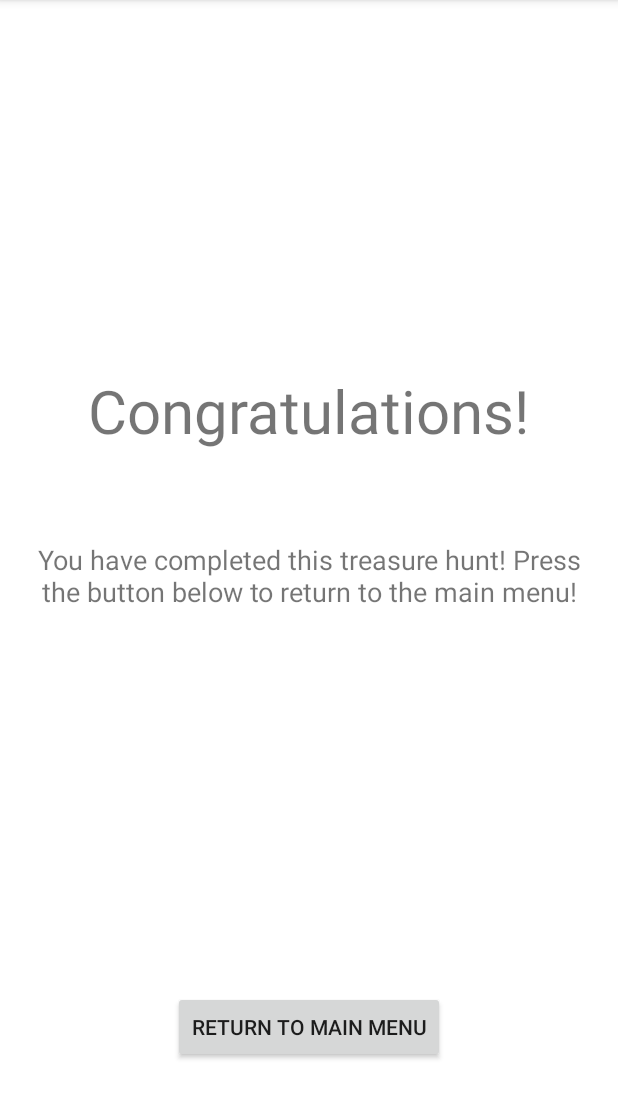
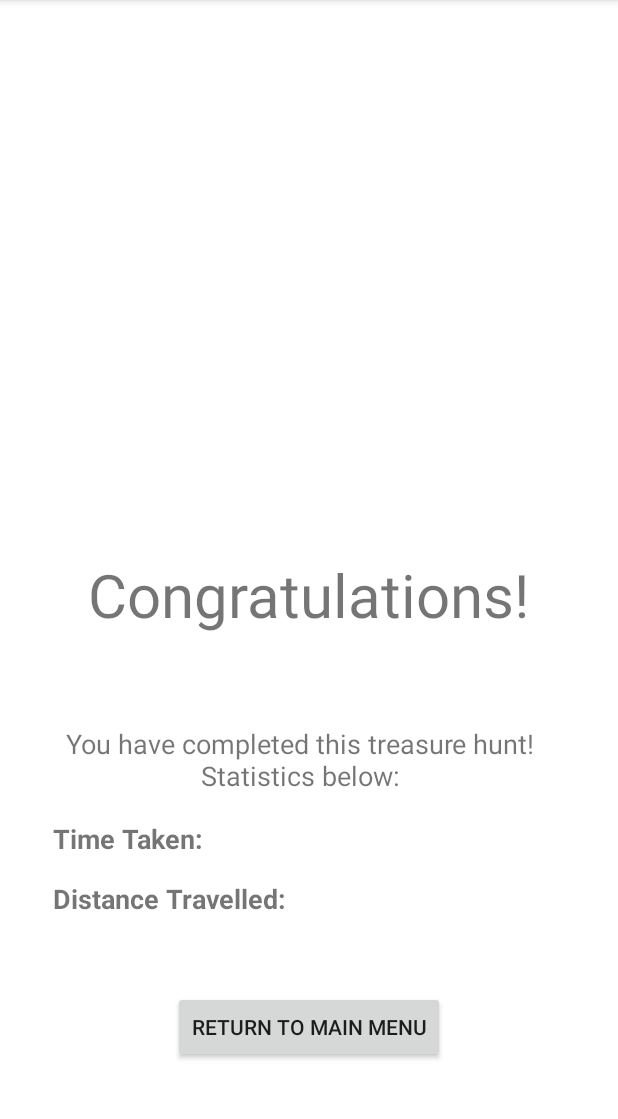
Before and after one commit to aidanbiggs/HuntGather, an Android app: the FinishFragment screen opened directly, with no data from a screen before it, on a phone screen of 412 x 824 dp, the part 84-1203 px from its top. Run offline under Robolectric (Android 15) with nearby library versions, the phone set to English and light mode, and no system bars.

Commit message:
Added -------------- Can calculate the time it takes for a user to complete a treasure hunt, posts it to sqlite db and then displays it on 'FinishFragment'
Issues
------------
-Struggled with date format, used simpledateformatter to get into workable format
-Sqlite needs to be properly escaped or else query wont work, and always needs to end in ';'

Resources
-----------------
https://stackoverflow.com/questions/21285161/android-difference-between-two-dates/21285226
https://stackoverflow.com/questions/8419325/how-to-return-query-result-in-android-sqlite-database
https://stackoverflow.com/questions/9945072/convert-string-to-date-in-java
https://stackoverflow.com/questions/9872419/how-to-convert-a-string-to-a-date-using-simpledateformat
https://alvinalexander.com/java/simpledateformat-convert-date-to-string-formatted-parse
https://stackoverflow.com/questions/2300169/how-to-change-text-in-android-textview
--------------------------
Detailed to Do

To Do
-----------------
-"Create Hunt" features
   Count of current amount of markers placed and shortest distance between them (perhaps calculation of time taken to walk?)
-Current amount of markers is self explanatory
-May have to add "My Hunts" option to nav bar to keep track of the users created hunts?

```diff
--- a/app/src/main/java/com/example/android/huntgather/FinishFragment.java
+++ b/app/src/main/java/com/example/android/huntgather/FinishFragment.java
@@ -45,7 +45,7 @@ public class FinishFragment  extends Fragment {
         final JoinHuntMap mainActivity = (JoinHuntMap) getActivity(); //https://stackoverflow.com/questions/13067033/how-to-access-activity-variables-from-a-fragment-android
 
         final Button returnButton = view.findViewById(R.id.returnButton);
-
+        final TextView mTimeDifference = view.findViewById(R.id.timeDifference);
         returnButton.setOnClickListener(new View.OnClickListener() {
             @Override
             public void onClick(View view) {
@@ -61,7 +61,7 @@ public class FinishFragment  extends Fragment {
         });
 
 
-
+    mTimeDifference.setText(mainActivity.timeDifference);
 
 
 
--- a/app/src/main/java/com/example/android/huntgather/JoinHuntMap.java
+++ b/app/src/main/java/com/example/android/huntgather/JoinHuntMap.java
@@ -73,8 +73,9 @@ public class JoinHuntMap extends AppCompatActivity implements OnMapReadyCallback
     private DrawerLayout mDrawerLayout;
     private ActionBarDrawerToggle mActionBarDrawerToggle;
     private String passedHuntCode;
-
+    MyDBHandler dbHandler;
     public Location currentLocation;
+    public String timeDifference = "";
 
 
 
@@ -85,7 +86,7 @@ public class JoinHuntMap extends AppCompatActivity implements OnMapReadyCallback
     public ArrayList<String> allAnswers = new ArrayList<String>();
     public int counter = 0;
     public int zoomCounter = 0;
-    public int addedMarkerZoomCounter = 0;
+
 
 
     @Override
@@ -188,7 +189,13 @@ public class JoinHuntMap extends AppCompatActivity implements OnMapReadyCallback
     public void locationChecker() {
 
         if(counter == allQs.size()) {
-            Fragment QAFragment = new QuestionAnswerFragment();
+
+            dbHandler = new MyDBHandler(getApplicationContext(), null,null,1);
+            Log.d("JoinHuntMapBefore", "JoinPrintDatabase: "+ dbHandler.getTableAsString());
+
+            dbHandler.updateHuntTimer(passedHuntCode);
+            Log.d("JoinHuntMapAfter", "JoinPrintDatabase: "+ dbHandler.getTableAsString());
+            timeDifference =  dbHandler.timeDifference();
             Fragment QAFragmentFinish = new FinishFragment();
             FragmentManager fragmentManager = getSupportFragmentManager();
             FragmentTransaction ft = fragmentManager.beginTransaction();
@@ -213,7 +220,7 @@ public class JoinHuntMap extends AppCompatActivity implements OnMapReadyCallback
 
         if((distanceMarkerToDevice > 0 && distanceMarkerToDevice < 65)){
 
-            Toast.makeText(JoinHuntMap.this, "within 65m of current marker", Toast.LENGTH_SHORT).show();
+            //Toast.makeText(JoinHuntMap.this, "within 65m of current marker", Toast.LENGTH_SHORT).show();
             Log.d(TAG, "LocationChecker: Near Location");
             Fragment QAFragment = new QuestionAnswerFragment();
             Fragment QAFragmentFinish = new FinishFragment();
--- a/app/src/main/java/com/example/android/huntgather/MyDBHandler.java
+++ b/app/src/main/java/com/example/android/huntgather/MyDBHandler.java
@@ -7,6 +7,8 @@ import android.database.sqlite.SQLiteDatabase;
 import android.database.sqlite.SQLiteOpenHelper;
 import android.util.Log;
 
+import java.text.ParseException;
+import java.text.SimpleDateFormat;
 import java.util.Calendar;
 import java.util.Date;
 
@@ -49,7 +51,9 @@ public class MyDBHandler extends SQLiteOpenHelper {
 
         values.put(COLUMN_HUNT_CODE, huntCode);
 
-        Date currentTime = Calendar.getInstance().getTime();
+        Date currentTimeCalendar = Calendar.getInstance().getTime();
+        SimpleDateFormat formatter = new SimpleDateFormat("yyyy-MM-dd-hh.mm.ss");
+        String currentTime = formatter.format(currentTimeCalendar);
         values.put(COLUMN_START_TIME, String.valueOf(currentTime));
 
         SQLiteDatabase db = getWritableDatabase();
@@ -58,17 +62,23 @@ public class MyDBHandler extends SQLiteOpenHelper {
     }
 
 
-    //Delete huntTimer from db
+    //update huntTimer from db
     public void updateHuntTimer(String huntCode){
         SQLiteDatabase db = getWritableDatabase();
         ContentValues values = new ContentValues();
 
-        Date currentTime = Calendar.getInstance().getTime();
+        Date currentTimeCalendar = Calendar.getInstance().getTime();
+        SimpleDateFormat formatter = new SimpleDateFormat("yyyy-MM-dd-hh.mm.ss");
+        String currentTime = formatter.format(currentTimeCalendar);
         values.put(COLUMN_END_TIME, String.valueOf(currentTime));
 
-        db.update(TABLE_HUNTS,values,"huntCode="+ huntCode,null);
+        db.update(TABLE_HUNTS,values,"huntCode=\""+ huntCode + "\";",null);
+        db.close();
 
     }
+
+
+
 
     //Delete huntTimer from db
     public void deleteHuntTimer(String huntCode){
@@ -108,10 +118,116 @@ public class MyDBHandler extends SQLiteOpenHelper {
         return tableString;
     }
 
+    public String timeDifference() {
+        SQLiteDatabase db = getWritableDatabase();
+        Log.d(TAG, "getTableAsString called");
+        String tableString = String.format("Table %s:\n", TABLE_HUNTS);
+        String startTime = "";
+        String endTime = "";
+
+        Cursor allRows = db.rawQuery("SELECT * FROM " + TABLE_HUNTS, null);
+        if (allRows.moveToFirst()) {
+            String[] columnNames = allRows.getColumnNames();
+            do {
+                for (String name : columnNames) {
+
+                    if (name.equals(COLUMN_START_TIME)) {
+                        startTime = allRows.getString(allRows.getColumnIndex(name));
+
+                    }
+                    if (name.equals(COLUMN_END_TIME)) {
+                        endTime = allRows.getString(allRows.getColumnIndex(name));
+
+                    }
+
+                }
+                tableString += "\n";
+
+            } while (allRows.moveToNext());
+        }
+
+        SimpleDateFormat formatter = new SimpleDateFormat("yyyy-MM-dd-hh.mm.ss");
+        Date startTimeDate = new Date();
+        Date endTimeDate = new Date();
+        try {
+            startTimeDate = formatter.parse(startTime.trim());
+            endTimeDate = formatter.parse(endTime.trim());
+        } catch (ParseException e) {
+            e.printStackTrace();
+        }
+
+
+
+        return printDifference(startTimeDate,endTimeDate);
+
+    }
+
+
     public void clearDatabase() {
         SQLiteDatabase db = getWritableDatabase();
         String clearDBQuery = "DELETE FROM "+TABLE_HUNTS;
         db.execSQL(clearDBQuery);
     }
 
+    public String printDifference(Date startDate, Date endDate) {
+
+        String returnDifference = "";
+
+        //milliseconds
+        long different = endDate.getTime() - startDate.getTime();
+
+//        System.out.println("startDate : " + startDate);
+//        System.out.println("endDate : "+ endDate);
+//        System.out.println("different : " + different);
+
+        long secondsInMilli = 1000;
+        long minutesInMilli = secondsInMilli * 60;
+        long hoursInMilli = minutesInMilli * 60;
+        long daysInMilli = hoursInMilli * 24;
+
+        long elapsedDays = different / daysInMilli;
+        different = different % daysInMilli;
+
+        long elapsedHours = different / hoursInMilli;
+        different = different % hoursInMilli;
+
+        long elapsedMinutes = different / minutesInMilli;
+        different = different % minutesInMilli;
+
+        long elapsedSeconds = different / secondsInMilli;
+
+        //System.out.printf(  "%d days, %d hours, %d minutes, %d seconds%n",elapsedDays, elapsedHours, elapsedMinutes, elapsedSeconds);
+
+
+        if((elapsedDays != 0) && (elapsedHours != 0) && (elapsedMinutes !=0) && (elapsedSeconds !=0)){
+
+            returnDifference = elapsedDays + " days, " + elapsedHours + " hours, " + elapsedMinutes + "minutes, "  + elapsedSeconds+ " seconds";
+
+        }else if((elapsedHours != 0) && (elapsedMinutes !=0) && (elapsedSeconds !=0)){
+
+            returnDifference = elapsedHours + " hours, " + elapsedMinutes + " minutes, "  + elapsedSeconds + " seconds";
+
+        }else if((elapsedMinutes !=0) && (elapsedSeconds !=0)){
+
+            returnDifference = elapsedMinutes + " minutes, "  + elapsedSeconds + " seconds";
+
+        }else if((elapsedSeconds !=0)){
+
+        returnDifference =  elapsedSeconds + " seconds";
+
+        }
+
+        return returnDifference;
+
+
+
+    }
+
+
+    public void openDB(){
+
+        SQLiteDatabase db = getWritableDatabase();
+
+    }
+
 }
--- a/app/src/main/res/layout/finish_screen.xml
+++ b/app/src/main/res/layout/finish_screen.xml
@@ -20,15 +20,66 @@
         android:id="@+id/returnMessage"
         android:layout_width="wrap_content"
         android:layout_height="wrap_content"
-        android:layout_alignParentLeft="true"
-        android:layout_alignParentStart="true"
-        android:layout_centerVertical="true"
+        android:layout_above="@+id/returnButton"
+        android:layout_alignParentEnd="true"
+
+        android:layout_alignParentRight="true"
+        android:layout_marginBottom="131dp"
+        android:layout_marginEnd="11dp"
+        android:layout_marginRight="11dp"
         android:gravity="center"
         android:paddingLeft="15dp"
-
         android:paddingRight="15dp"
         android:text="@string/completedHuntText"
         android:textSize="18sp" />
+
+    <TextView
+        android:id="@+id/timeTaken"
+        android:layout_width="wrap_content"
+        android:layout_height="wrap_content"
+
+        android:layout_alignParentLeft="true"
+        android:layout_alignParentStart="true"
+        android:layout_below="@+id/textView"
+        android:layout_marginLeft="19dp"
+        android:layout_marginStart="19dp"
+        android:layout_marginTop="63dp"
+        android:gravity="center"
+        android:paddingLeft="15dp"
+        android:paddingRight="15dp"
+        android:text="@string/time_taken"
+        android:textSize="18sp"
+        android:textStyle="bold" />
+
+    <TextView
+        android:id="@+id/timeDifference"
+        android:layout_width="wrap_content"
+        android:layout_height="wrap_content"
+
+        android:layout_above="@+id/distanceTravelled"
+        android:layout_alignEnd="@+id/textView"
+        android:layout_alignRight="@+id/textView"
+        android:gravity="center"
+        android:paddingLeft="15dp"
+        android:paddingRight="15dp"
+        android:text="placeHolder"
+        android:textSize="18sp" />
+
+    <TextView
+        android:id="@+id/distanceTravelled"
+        android:layout_width="wrap_content"
+        android:layout_height="wrap_content"
+
+        android:layout_alignLeft="@+id/timeTaken"
+        android:layout_alignStart="@+id/timeTaken"
+        android:layout_below="@+id/timeTaken"
+        android:layout_marginTop="15dp"
+        android:gravity="center"
+        android:paddingLeft="15dp"
+        android:paddingRight="15dp"
+        android:text="@string/distance_travelled"
+        android:textSize="18sp"
+        android:textStyle="bold" />
 
     <Button
         android:id="@+id/returnButton"
--- a/app/src/main/res/values/strings.xml
+++ b/app/src/main/res/values/strings.xml
@@ -38,9 +38,11 @@
 
     <string name="hunt_code">Hunt Code</string>
     <string name="congrats">Congratulations!</string>
-    <string name="completedHuntText">You have completed this treasure hunt! Press the button below to return to the main menu!</string>
+    <string name="completedHuntText">You have completed this treasure hunt! Statistics below: </string>
     <string name="return_to_main_menu">Return To main Menu</string>
     <string name="quit_sure">Are you sure you want to quit?</string>
     <string name="timed_hunt_string">Timed hunt?</string>
     <string name="multiplayer_string">Multiplayer?</string>
+    <string name="time_taken">Time Taken:</string>
+    <string name="distance_travelled">Distance Travelled:</string>
 </resources>
```
